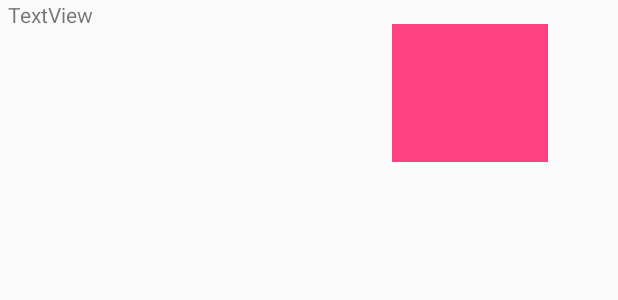
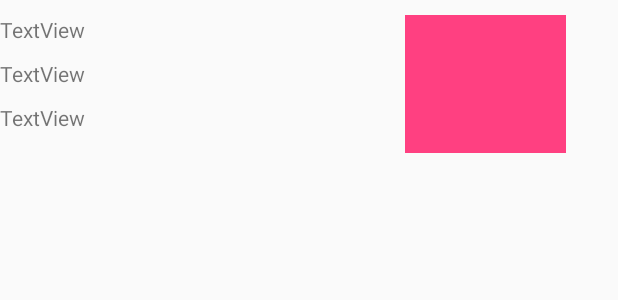
Before and after one commit to arousselotvi/AppPartiel, an Android app: the layout layoutitem.xml on its own in the app's theme, with its tools: preview values and no code run, on a phone screen of 412 x 824 dp. Shown: the top 300 px of the screen. Run offline under Robolectric (Android 15) with nearby library versions, the phone set to English and light mode, and no system bars; network calls fail.

Commit message:
list of locations with picture ok

```diff
--- a/app/src/main/java/com/example/antoinerousselot/apppartiel/DisplayPOIAdapter.java
+++ b/app/src/main/java/com/example/antoinerousselot/apppartiel/DisplayPOIAdapter.java
@@ -46,7 +46,7 @@ public class DisplayPOIAdapter extends BaseAdapter {
             holder.tvType = (TextView) convertView.findViewById(R.id.textView2);
             holder.tvTitle = (TextView) convertView.findViewById(R.id.textView3);
             holder.tvDistance = (TextView) convertView.findViewById(R.id.textView4);
-            holder.iv = (ImageView) convertView.findViewById(R.id.textView4);
+            holder.iv = (ImageView) convertView.findViewById(R.id.imageView2);
             convertView.setTag(holder);
         } else {
             Log.v("test", "convertView is not null");
@@ -57,7 +57,7 @@ public class DisplayPOIAdapter extends BaseAdapter {
         Destination destination = biblio.get(position);
         holder.tvType.setText(destination.getType());
         holder.tvTitle.setText(destination.getTitle());
-        holder.tvDistance.setText(destination.getDistance());
+        holder.tvDistance.setText(destination.getDistance().toString());
         Picasso.get().load(destination.getImageURL()).into(holder.iv);
 
         return convertView;
--- a/app/src/main/res/layout/layoutitem.xml
+++ b/app/src/main/res/layout/layoutitem.xml
@@ -1,53 +1,56 @@
 <?xml version="1.0" encoding="utf-8"?>
-<android.support.constraint.ConstraintLayout
-    xmlns:android="http://schemas.android.com/apk/res/android"
+<LinearLayout xmlns:android="http://schemas.android.com/apk/res/android"
     xmlns:app="http://schemas.android.com/apk/res-auto"
     xmlns:tools="http://schemas.android.com/tools"
     android:layout_width="match_parent"
-    android:layout_height="match_parent">
+    android:layout_height="match_parent"
+    tools:layout_editor_absoluteY="81dp">
+
+    <LinearLayout
+        android:layout_width="270dp"
+        android:layout_height="100dp"
+        android:orientation="vertical">
 
         <TextView
             android:id="@+id/textView2"
-        android:layout_width="236dp"
-        android:layout_height="24dp"
-        android:layout_marginBottom="10dp"
-        android:layout_marginLeft="5dp"
-        android:layout_marginStart="5dp"
-        android:layout_marginTop="16dp"
+            android:layout_width="233dp"
+            android:layout_height="19dp"
+            android:layout_marginTop="10dp"
             android:text="TextView"
-        app:layout_constraintBottom_toTopOf="@+id/textView3"
-        app:layout_constraintStart_toStartOf="parent"
-        app:layout_constraintTop_toTopOf="parent" />
+            tools:ignore="MissingConstraints"
+            tools:layout_editor_absoluteX="5dp"
+            tools:layout_editor_absoluteY="16dp" />
 
         <TextView
             android:id="@+id/textView3"
-        android:layout_width="236dp"
-        android:layout_height="24dp"
-        android:layout_marginBottom="9dp"
-        android:layout_marginLeft="5dp"
-        android:layout_marginStart="5dp"
+            android:layout_width="233dp"
+            android:layout_height="19dp"
             android:text="TextView"
-        app:layout_constraintBottom_toTopOf="@+id/textView4"
-        app:layout_constraintStart_toStartOf="parent" />
+            android:layout_marginTop="10dp"
+            tools:ignore="MissingConstraints"
+            tools:layout_editor_absoluteX="5dp"
+            tools:layout_editor_absoluteY="52dp" />
 
         <TextView
             android:id="@+id/textView4"
-        android:layout_width="236dp"
-        android:layout_height="24dp"
-        android:layout_marginLeft="5dp"
-        android:layout_marginStart="5dp"
+            android:layout_width="233dp"
+            android:layout_height="19dp"
+            android:layout_marginTop="10dp"
             android:text="TextView"
-        app:layout_constraintStart_toStartOf="parent"
-        tools:layout_editor_absoluteY="83dp" />
+            tools:ignore="MissingConstraints"
+            tools:layout_editor_absoluteX="5dp"
+            tools:layout_editor_absoluteY="89dp" />
+
+    </LinearLayout>
+
 
     <ImageView
         android:id="@+id/imageView2"
-        android:layout_width="104dp"
+        android:layout_width="107dp"
         android:layout_height="92dp"
-        android:layout_marginLeft="20dp"
-        android:layout_marginStart="20dp"
-        android:layout_marginTop="16dp"
-        app:layout_constraintStart_toEndOf="@+id/textView3"
-        app:layout_constraintTop_toTopOf="parent"
-        app:srcCompat="@color/colorAccent" />
-</android.support.constraint.ConstraintLayout>
+        android:layout_marginTop="10dp"
+        app:srcCompat="@color/colorAccent"
+        tools:layout_editor_absoluteX="258dp"
+        tools:layout_editor_absoluteY="16dp"
+        tools:ignore="MissingConstraints" />
+</LinearLayout>
```
Also changed, not shown: app/src/main/java/com/example/antoinerousselot/apppartiel/Destination.java (+4 -4 lines), app/src/main/java/com/example/antoinerousselot/apppartiel/DisplayPOIActivity.java (+25 -8 lines). Lines whose indentation alone changed are shown as unchanged.
